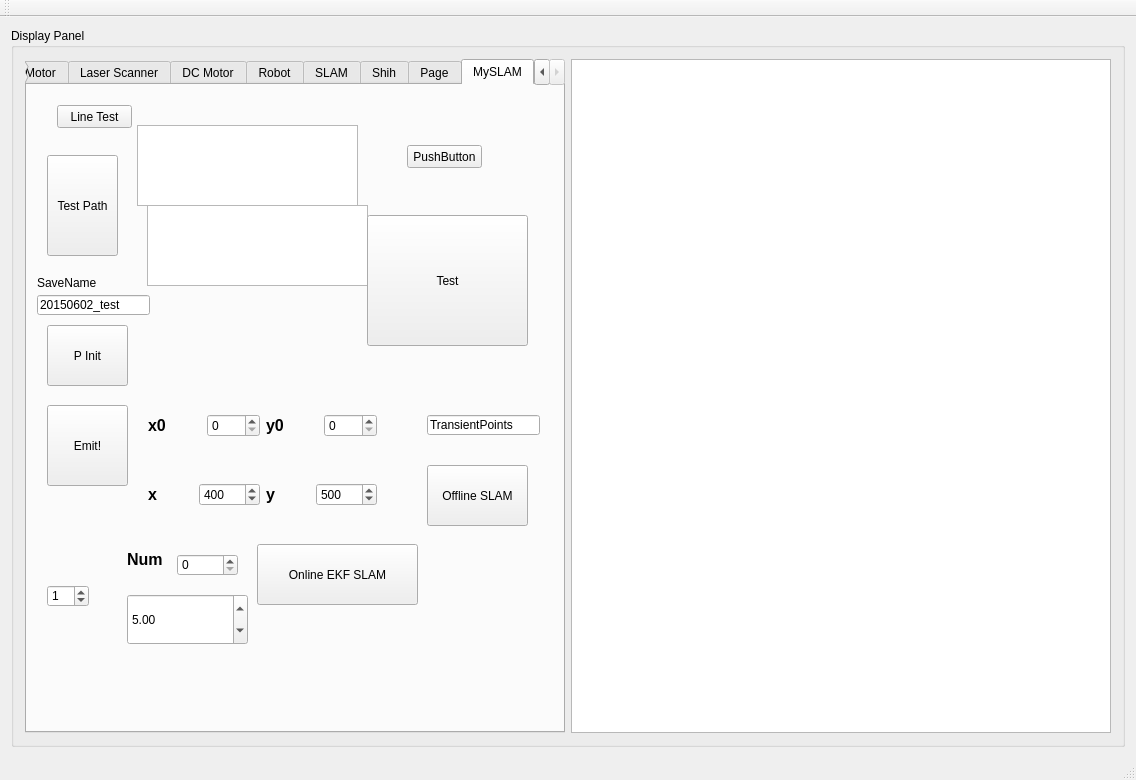
Qt form eic_test.ui (bill-lee/EIC_Final) before a commit.
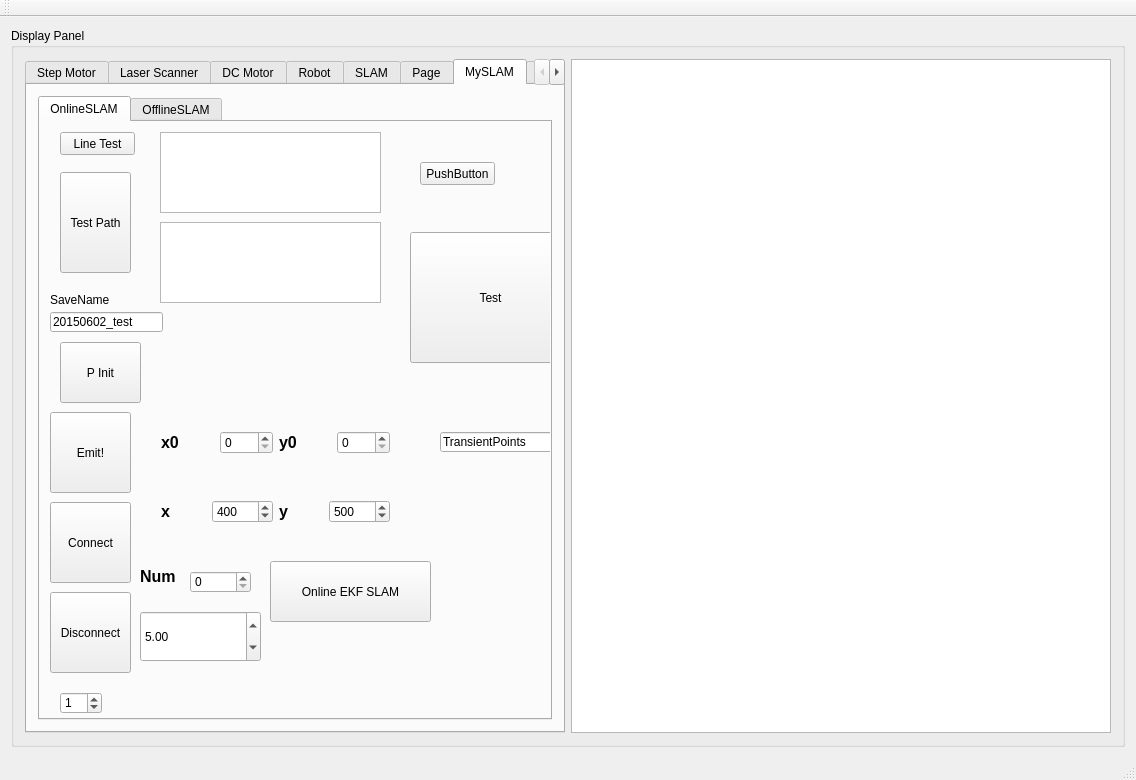
The same form after that commit. The open tabs and pages were chosen to show the change.

```diff
--- a/eic_test.ui
+++ b/eic_test.ui
@@ -14,17 +14,17 @@
    <string>EIC_Test</string>
   </property>
   <widget class="QWidget" name="centralWidget">
-   <layout class="QHBoxLayout" name="horizontalLayout_2">
-    <item>
+   <layout class="QGridLayout" name="gridLayout_2">
+    <item row="0" column="0">
      <widget class="QGroupBox" name="groupBox">
       <property name="title">
        <string>Display Panel</string>
       </property>
-      <layout class="QHBoxLayout" name="horizontalLayout">
-       <item>
+      <layout class="QGridLayout" name="gridLayout_4">
+       <item row="0" column="0">
         <widget class="QTabWidget" name="tabWidget">
          <property name="currentIndex">
-          <number>2</number>
+          <number>3</number>
          </property>
          <widget class="QWidget" name="tab">
           <attribute name="title">
@@ -1485,7 +1485,7 @@
             </rect>
            </property>
            <property name="text">
-            <string>20150525_1_1</string>
+            <string>valid_test</string>
            </property>
           </widget>
           <widget class="QLabel" name="label_robot_filename">
@@ -2205,63 +2205,6 @@
            </property>
           </widget>
          </widget>
-         <widget class="QWidget" name="tab_7">
-          <attribute name="title">
-           <string>Shih</string>
-          </attribute>
-          <widget class="QPushButton" name="pushButton_11">
-           <property name="geometry">
-            <rect>
-             <x>20</x>
-             <y>20</y>
-             <width>201</width>
-             <height>161</height>
-            </rect>
-           </property>
-           <property name="text">
-            <string>Offline SLAM</string>
-           </property>
-          </widget>
-          <widget class="QPushButton" name="pushButton_14">
-           <property name="geometry">
-            <rect>
-             <x>20</x>
-             <y>190</y>
-             <width>201</width>
-             <height>161</height>
-            </rect>
-           </property>
-           <property name="text">
-            <string>Run Robot</string>
-           </property>
-          </widget>
-          <widget class="QPushButton" name="pushButton_15">
-           <property name="geometry">
-            <rect>
-             <x>20</x>
-             <y>490</y>
-             <width>81</width>
-             <height>81</height>
-            </rect>
-           </property>
-           <property name="text">
-            <string>2D ICP</string>
-           </property>
-          </widget>
-          <widget class="QPushButton" name="pushButton_22">
-           <property name="geometry">
-            <rect>
-             <x>20</x>
-             <y>360</y>
-             <width>181</width>
-             <height>111</height>
-            </rect>
-           </property>
-           <property name="text">
-            <string>Grid Map</string>
-           </property>
-          </widget>
-         </widget>
          <widget class="QWidget" name="tab_4">
           <attribute name="title">
            <string>Page</string>
@@ -2269,8 +2212,8 @@
           <widget class="QPushButton" name="pushButton_12">
            <property name="geometry">
             <rect>
-             <x>190</x>
-             <y>320</y>
+             <x>290</x>
+             <y>280</y>
              <width>181</width>
              <height>71</height>
             </rect>
@@ -2285,305 +2228,653 @@
             <string>Take Pic</string>
            </property>
           </widget>
+          <widget class="QPushButton" name="pushButton_15">
+           <property name="geometry">
+            <rect>
+             <x>20</x>
+             <y>490</y>
+             <width>81</width>
+             <height>81</height>
+            </rect>
+           </property>
+           <property name="text">
+            <string>2D ICP</string>
+           </property>
+          </widget>
+          <widget class="QPushButton" name="pushButton_14">
+           <property name="geometry">
+            <rect>
+             <x>20</x>
+             <y>190</y>
+             <width>201</width>
+             <height>161</height>
+            </rect>
+           </property>
+           <property name="text">
+            <string>Run Robot</string>
+           </property>
+          </widget>
+          <widget class="QPushButton" name="pushButton_22">
+           <property name="geometry">
+            <rect>
+             <x>20</x>
+             <y>360</y>
+             <width>181</width>
+             <height>111</height>
+            </rect>
+           </property>
+           <property name="text">
+            <string>Grid Map</string>
+           </property>
+          </widget>
+          <widget class="QPushButton" name="pushButton_11">
+           <property name="geometry">
+            <rect>
+             <x>20</x>
+             <y>20</y>
+             <width>201</width>
+             <height>161</height>
+            </rect>
+           </property>
+           <property name="text">
+            <string>Offline SLAM</string>
+           </property>
+          </widget>
          </widget>
          <widget class="QWidget" name="tab_8">
           <attribute name="title">
            <string>MySLAM</string>
           </attribute>
-          <widget class="QLabel" name="label">
+          <layout class="QGridLayout" name="gridLayout">
+           <item row="0" column="0">
+            <widget class="QTabWidget" name="tabWidget_2">
+             <property name="currentIndex">
+              <number>0</number>
+             </property>
+             <widget class="QWidget" name="tab_7">
+              <attribute name="title">
+               <string>OnlineSLAM</string>
+              </attribute>
+              <widget class="QPushButton" name="pushButton_24">
+               <property name="geometry">
+                <rect>
+                 <x>20</x>
+                 <y>50</y>
+                 <width>71</width>
+                 <height>101</height>
+                </rect>
+               </property>
+               <property name="text">
+                <string>Test Path</string>
+               </property>
+              </widget>
+              <widget class="QLabel" name="label">
+               <property name="geometry">
+                <rect>
+                 <x>100</x>
+                 <y>439</y>
+                 <width>51</width>
+                 <height>31</height>
+                </rect>
+               </property>
+               <property name="text">
+                <string>&lt;html&gt;&lt;head/&gt;&lt;body&gt;&lt;p&gt;&lt;span style=&quot; font-size:12pt; font-weight:600;&quot;&gt;Num&lt;/span&gt;&lt;/p&gt;&lt;/body&gt;&lt;/html&gt;</string>
+               </property>
+              </widget>
+              <widget class="QSpinBox" name="spinBox_slam_sceneNum">
+               <property name="geometry">
+                <rect>
+                 <x>150</x>
+                 <y>449</y>
+                 <width>61</width>
+                 <height>22</height>
+                </rect>
+               </property>
+              </widget>
+              <widget class="QWidget" name="horizontalLayoutWidget">
+               <property name="geometry">
+                <rect>
+                 <x>110</x>
+                 <y>290</y>
+                 <width>251</width>
+                 <height>61</height>
+                </rect>
+               </property>
+               <layout class="QHBoxLayout" name="horizontalLayout_6">
+                <item>
+                 <widget class="QLabel" name="label_24">
+                  <property name="text">
+                   <string>&lt;html&gt;&lt;head/&gt;&lt;body&gt;&lt;p&gt;&lt;span style=&quot; font-size:12pt; font-weight:600;&quot;&gt;x0&lt;/span&gt;&lt;/p&gt;&lt;/body&gt;&lt;/html&gt;</string>
+                  </property>
+                 </widget>
+                </item>
+                <item>
+                 <widget class="QSpinBox" name="spinBox_slam_x0_2"/>
+                </item>
+                <item>
+                 <widget class="QLabel" name="label_28">
+                  <property name="text">
+                   <string>&lt;html&gt;&lt;head/&gt;&lt;body&gt;&lt;p&gt;&lt;span style=&quot; font-size:12pt; font-weight:600;&quot;&gt;y0&lt;/span&gt;&lt;/p&gt;&lt;/body&gt;&lt;/html&gt;</string>
+                  </property>
+                 </widget>
+                </item>
+                <item>
+                 <widget class="QSpinBox" name="spinBox_slam_y0_2"/>
+                </item>
+               </layout>
+              </widget>
+              <widget class="QPushButton" name="pushButton_slam_EKFslam">
+               <property name="geometry">
+                <rect>
+                 <x>230</x>
+                 <y>439</y>
+                 <width>161</width>
+                 <height>61</height>
+                </rect>
+               </property>
+               <property name="text">
+                <string>Online EKF SLAM</string>
+               </property>
+              </widget>
+              <widget class="QLabel" name="label_2">
+               <property name="geometry">
+                <rect>
+                 <x>10</x>
+                 <y>170</y>
+                 <width>81</width>
+                 <height>16</height>
+                </rect>
+               </property>
+               <property name="text">
+                <string>SaveName</string>
+               </property>
+              </widget>
+              <widget class="QPushButton" name="pushButton_26">
+               <property name="geometry">
+                <rect>
+                 <x>20</x>
+                 <y>10</y>
+                 <width>75</width>
+                 <height>23</height>
+                </rect>
+               </property>
+               <property name="text">
+                <string>Line Test</string>
+               </property>
+              </widget>
+              <widget class="QPushButton" name="pushButton_slam_p_init">
+               <property name="geometry">
+                <rect>
+                 <x>20</x>
+                 <y>220</y>
+                 <width>81</width>
+                 <height>61</height>
+                </rect>
+               </property>
+               <property name="text">
+                <string>P Init</string>
+               </property>
+              </widget>
+              <widget class="QPushButton" name="pushButton_25">
+               <property name="geometry">
+                <rect>
+                 <x>380</x>
+                 <y>40</y>
+                 <width>75</width>
+                 <height>23</height>
+                </rect>
+               </property>
+               <property name="text">
+                <string>PushButton</string>
+               </property>
+              </widget>
+              <widget class="QDoubleSpinBox" name="doubleSpinBox">
+               <property name="geometry">
+                <rect>
+                 <x>100</x>
+                 <y>489</y>
+                 <width>121</width>
+                 <height>51</height>
+                </rect>
+               </property>
+               <property name="value">
+                <double>5.000000000000000</double>
+               </property>
+              </widget>
+              <widget class="QSpinBox" name="spinBox_slam_scene">
+               <property name="geometry">
+                <rect>
+                 <x>20</x>
+                 <y>570</y>
+                 <width>42</width>
+                 <height>22</height>
+                </rect>
+               </property>
+               <property name="value">
+                <number>1</number>
+               </property>
+              </widget>
+              <widget class="QTextBrowser" name="textBrowser_slam">
+               <property name="geometry">
+                <rect>
+                 <x>120</x>
+                 <y>10</y>
+                 <width>221</width>
+                 <height>81</height>
+                </rect>
+               </property>
+              </widget>
+              <widget class="QPushButton" name="pushButton_23">
+               <property name="geometry">
+                <rect>
+                 <x>370</x>
+                 <y>110</y>
+                 <width>161</width>
+                 <height>131</height>
+                </rect>
+               </property>
+               <property name="text">
+                <string>Test</string>
+               </property>
+              </widget>
+              <widget class="QLineEdit" name="lineEdit_slam_savename">
+               <property name="geometry">
+                <rect>
+                 <x>10</x>
+                 <y>190</y>
+                 <width>113</width>
+                 <height>20</height>
+                </rect>
+               </property>
+               <property name="text">
+                <string>20150602_test</string>
+               </property>
+              </widget>
+              <widget class="QLineEdit" name="lineEdit_slam_tPoints">
+               <property name="geometry">
+                <rect>
+                 <x>400</x>
+                 <y>310</y>
+                 <width>113</width>
+                 <height>20</height>
+                </rect>
+               </property>
+               <property name="text">
+                <string>TransientPoints</string>
+               </property>
+              </widget>
+              <widget class="QPushButton" name="pushButton_slam_emit">
+               <property name="geometry">
+                <rect>
+                 <x>10</x>
+                 <y>290</y>
+                 <width>81</width>
+                 <height>81</height>
+                </rect>
+               </property>
+               <property name="text">
+                <string>Emit!</string>
+               </property>
+              </widget>
+              <widget class="QTextBrowser" name="textBrowser_slam_2">
+               <property name="geometry">
+                <rect>
+                 <x>120</x>
+                 <y>100</y>
+                 <width>221</width>
+                 <height>81</height>
+                </rect>
+               </property>
+              </widget>
+              <widget class="QWidget" name="horizontalLayoutWidget_2">
+               <property name="geometry">
+                <rect>
+                 <x>110</x>
+                 <y>359</y>
+                 <width>251</width>
+                 <height>61</height>
+                </rect>
+               </property>
+               <layout class="QHBoxLayout" name="horizontalLayout_8">
+                <item>
+                 <widget class="QLabel" name="label_29">
+                  <property name="text">
+                   <string>&lt;html&gt;&lt;head/&gt;&lt;body&gt;&lt;p&gt;&lt;span style=&quot; font-size:12pt; font-weight:600;&quot;&gt;x&lt;/span&gt;&lt;/p&gt;&lt;/body&gt;&lt;/html&gt;</string>
+                  </property>
+                 </widget>
+                </item>
+                <item>
+                 <widget class="QSpinBox" name="spinBox_slam_x_2">
+                  <property name="maximum">
+                   <number>10000</number>
+                  </property>
+                  <property name="value">
+                   <number>400</number>
+                  </property>
+                 </widget>
+                </item>
+                <item>
+                 <widget class="QLabel" name="label_30">
+                  <property name="text">
+                   <string>&lt;html&gt;&lt;head/&gt;&lt;body&gt;&lt;p&gt;&lt;span style=&quot; font-size:12pt; font-weight:600;&quot;&gt;y&lt;/span&gt;&lt;/p&gt;&lt;/body&gt;&lt;/html&gt;</string>
+                  </property>
+                 </widget>
+                </item>
+                <item>
+                 <widget class="QSpinBox" name="spinBox_slam_y_2">
+                  <property name="maximum">
+                   <number>10000</number>
+                  </property>
+                  <property name="value">
+                   <number>500</number>
+                  </property>
+                 </widget>
+                </item>
+               </layout>
+              </widget>
+              <widget class="QPushButton" name="pushButton_slam_connect">
+               <property name="geometry">
+                <rect>
+                 <x>10</x>
+                 <y>380</y>
+                 <width>81</width>
+                 <height>81</height>
+                </rect>
+               </property>
+               <property name="text">
+                <string>Connect</string>
+               </property>
+              </widget>
+              <widget class="QPushButton" name="pushButton_slam_disconnect">
+               <property name="geometry">
+                <rect>
+                 <x>10</x>
+                 <y>470</y>
+                 <width>81</width>
+                 <height>81</height>
+                </rect>
+               </property>
+               <property name="text">
+                <string>Disconnect</string>
+               </property>
+              </widget>
+             </widget>
+             <widget class="QWidget" name="tab_9">
+              <attribute name="title">
+               <string>OfflineSLAM</string>
+              </attribute>
+              <layout class="QGridLayout" name="gridLayout_3">
+               <item row="4" column="2">
+                <widget class="QCheckBox" name="checkBox_slam_offline_is_scene">
+                 <property name="text">
+                  <string>Is Scene?</string>
+                 </property>
+                </widget>
+               </item>
+               <item row="3" column="2">
+                <widget class="QLineEdit" name="lineEdit_slam_offline_numlaser">
+                 <property name="text">
+                  <string>361</string>
+                 </property>
+                </widget>
+               </item>
+               <item row="1" column="2">
+                <widget class="QLineEdit" name="lineEdit_slam_offline_filename">
+                 <property name="text">
+                  <string>20150602_3</string>
+                 </property>
+                </widget>
+               </item>
+               <item row="6" column="0">
+                <spacer name="verticalSpacer">
+                 <property name="orientation">
+                  <enum>Qt::Vertical</enum>
+                 </property>
+                 <property name="sizeHint" stdset="0">
+                  <size>
+                   <width>20</width>
+                   <height>40</height>
+                  </size>
+                 </property>
+                </spacer>
+               </item>
+               <item row="0" column="0">
+                <widget class="QPushButton" name="pushButton_slam_offline_initial">
+                 <property name="text">
+                  <string>Offline SLAM Initial</string>
+                 </property>
+                </widget>
+               </item>
+               <item row="0" column="1">
+                <spacer name="horizontalSpacer">
+                 <property name="orientation">
+                  <enum>Qt::Horizontal</enum>
+                 </property>
+                 <property name="sizeHint" stdset="0">
+                  <size>
+                   <width>40</width>
+                   <height>20</height>
+                  </size>
+                 </property>
+                </spacer>
+               </item>
+               <item row="0" column="2">
+                <widget class="QLabel" name="label_3">
+                 <property name="text">
+                  <string>&lt;html&gt;&lt;head/&gt;&lt;body&gt;&lt;p&gt;&lt;span style=&quot; font-size:14pt; font-weight:600;&quot;&gt;Filename&lt;/span&gt;&lt;/p&gt;&lt;/body&gt;&lt;/html&gt;</string>
+                 </property>
+                </widget>
+               </item>
+               <item row="1" column="0" rowspan="4">
+                <widget class="QPushButton" name="pushButton_slam_offline">
+                 <property name="text">
+                  <string>Offline SLAM</string>
+                 </property>
+                </widget>
+               </item>
+               <item row="2" column="2">
+                <widget class="QLabel" name="label_7">
+                 <property name="text">
+                  <string>&lt;html&gt;&lt;head/&gt;&lt;body&gt;&lt;p&gt;&lt;span style=&quot; font-size:14pt; font-weight:600;&quot;&gt;Laser Num&lt;/span&gt;&lt;/p&gt;&lt;/body&gt;&lt;/html&gt;</string>
+                 </property>
+                </widget>
+               </item>
+               <item row="5" column="2" rowspan="2">
+                <widget class="QGroupBox" name="groupBox_slam_parameters">
+                 <property name="title">
+                  <string>SLAM Parameters</string>
+                 </property>
+                 <layout class="QVBoxLayout" name="verticalLayout_5">
+                  <item>
+                   <widget class="QLabel" name="label_8">
+                    <property name="text">
+                     <string>&lt;html&gt;&lt;head/&gt;&lt;body&gt;&lt;p&gt;&lt;span style=&quot; font-size:14pt; font-weight:600;&quot;&gt;Line Gating&lt;/span&gt;&lt;/p&gt;&lt;/body&gt;&lt;/html&gt;</string>
+                    </property>
+                   </widget>
+                  </item>
+                  <item>
+                   <widget class="QLineEdit" name="lineEdit_slam_linegating">
+                    <property name="text">
+                     <string>0.25</string>
+                    </property>
+                   </widget>
+                  </item>
+                  <item>
+                   <widget class="QLabel" name="label_9">
+                    <property name="text">
+                     <string>&lt;html&gt;&lt;head/&gt;&lt;body&gt;&lt;p&gt;&lt;span style=&quot; font-size:14pt; font-weight:600;&quot;&gt;Corner Gating&lt;/span&gt;&lt;/p&gt;&lt;/body&gt;&lt;/html&gt;</string>
+                    </property>
+                   </widget>
+                  </item>
+                  <item>
+                   <widget class="QLineEdit" name="lineEdit_slam_cornergating">
+                    <property name="text">
+                     <string>0</string>
+                    </property>
+                   </widget>
+                  </item>
+                  <item>
+                   <widget class="QLabel" name="label_10">
+                    <property name="text">
+                     <string>&lt;html&gt;&lt;head/&gt;&lt;body&gt;&lt;p&gt;&lt;span style=&quot; font-size:14pt; font-weight:600;&quot;&gt;Line Size&lt;/span&gt;&lt;/p&gt;&lt;/body&gt;&lt;/html&gt;</string>
+                    </property>
+                   </widget>
+                  </item>
+                  <item>
+                   <widget class="QLineEdit" name="lineEdit_slam_linesize">
+                    <property name="text">
+                     <string>50</string>
+                    </property>
+                   </widget>
+                  </item>
+                  <item>
+                   <widget class="QLabel" name="label_11">
+                    <property name="text">
+                     <string>&lt;html&gt;&lt;head/&gt;&lt;body&gt;&lt;p&gt;&lt;span style=&quot; font-size:14pt; font-weight:600;&quot;&gt;Feature Repeat&lt;/span&gt;&lt;/p&gt;&lt;/body&gt;&lt;/html&gt;</string>
+                    </property>
+                   </widget>
+                  </item>
+                  <item>
+                   <widget class="QLineEdit" name="lineEdit_slam_weight">
+                    <property name="text">
+                     <string>5</string>
+                    </property>
+                   </widget>
+                  </item>
+                  <item>
+                   <spacer name="verticalSpacer_2">
+                    <property name="orientation">
+                     <enum>Qt::Vertical</enum>
+                    </property>
+                    <property name="sizeHint" stdset="0">
+                     <size>
+                      <width>20</width>
+                      <height>40</height>
+                     </size>
+                    </property>
+                   </spacer>
+                  </item>
+                 </layout>
+                </widget>
+               </item>
+              </layout>
+             </widget>
+            </widget>
+           </item>
+          </layout>
+         </widget>
+         <widget class="QWidget" name="tab_10">
+          <attribute name="title">
+           <string>Page</string>
+          </attribute>
+          <widget class="QPushButton" name="pushButton_valid_run">
            <property name="geometry">
             <rect>
-             <x>100</x>
-             <y>459</y>
-             <width>51</width>
-             <height>31</height>
+             <x>40</x>
+             <y>130</y>
+             <width>151</width>
+             <height>111</height>
             </rect>
            </property>
            <property name="text">
-            <string>&lt;html&gt;&lt;head/&gt;&lt;body&gt;&lt;p&gt;&lt;span style=&quot; font-size:12pt; font-weight:600;&quot;&gt;Num&lt;/span&gt;&lt;/p&gt;&lt;/body&gt;&lt;/html&gt;</string>
+            <string>Valid Test</string>
            </property>
           </widget>
-          <widget class="QTextBrowser" name="textBrowser_slam_2">
+          <widget class="QPushButton" name="pushButton_valid_connect">
            <property name="geometry">
             <rect>
-             <x>120</x>
-             <y>120</y>
-             <width>221</width>
-             <height>81</height>
+             <x>40</x>
+             <y>310</y>
+             <width>101</width>
+             <height>61</height>
             </rect>
            </property>
+           <property name="text">
+            <string>Connect</string>
+           </property>
           </widget>
-          <widget class="QDoubleSpinBox" name="doubleSpinBox">
+          <widget class="QPushButton" name="pushButton_valid_disconnect">
            <property name="geometry">
             <rect>
-             <x>100</x>
-             <y>509</y>
-             <width>121</width>
-             <height>51</height>
+             <x>180</x>
+             <y>310</y>
+             <width>101</width>
+             <height>61</height>
             </rect>
            </property>
-           <property name="value">
-            <double>5.000000000000000</double>
+           <property name="text">
+            <string>Disonnect</string>
            </property>
           </widget>
-          <widget class="QPushButton" name="pushButton_slam_EKFslam">
+          <widget class="QPushButton" name="pushButton_valid_re">
            <property name="geometry">
             <rect>
              <x>230</x>
-             <y>459</y>
-             <width>161</width>
-             <height>61</height>
-            </rect>
-           </property>
-           <property name="text">
-            <string>Online EKF SLAM</string>
-           </property>
-          </widget>
-          <widget class="QTextBrowser" name="textBrowser_slam">
-           <property name="geometry">
-            <rect>
-             <x>110</x>
-             <y>40</y>
-             <width>221</width>
-             <height>81</height>
-            </rect>
-           </property>
-          </widget>
-          <widget class="QWidget" name="horizontalLayoutWidget_2">
-           <property name="geometry">
-            <rect>
-             <x>110</x>
-             <y>379</y>
-             <width>251</width>
-             <height>61</height>
-            </rect>
-           </property>
-           <layout class="QHBoxLayout" name="horizontalLayout_7">
-            <item>
-             <widget class="QLabel" name="label_27">
-              <property name="text">
-               <string>&lt;html&gt;&lt;head/&gt;&lt;body&gt;&lt;p&gt;&lt;span style=&quot; font-size:12pt; font-weight:600;&quot;&gt;x&lt;/span&gt;&lt;/p&gt;&lt;/body&gt;&lt;/html&gt;</string>
-              </property>
-             </widget>
-            </item>
-            <item>
-             <widget class="QSpinBox" name="spinBox_slam_x">
-              <property name="maximum">
-               <number>10000</number>
-              </property>
-              <property name="value">
-               <number>400</number>
-              </property>
-             </widget>
-            </item>
-            <item>
-             <widget class="QLabel" name="label_26">
-              <property name="text">
-               <string>&lt;html&gt;&lt;head/&gt;&lt;body&gt;&lt;p&gt;&lt;span style=&quot; font-size:12pt; font-weight:600;&quot;&gt;y&lt;/span&gt;&lt;/p&gt;&lt;/body&gt;&lt;/html&gt;</string>
-              </property>
-             </widget>
-            </item>
-            <item>
-             <widget class="QSpinBox" name="spinBox_slam_y">
-              <property name="maximum">
-               <number>10000</number>
-              </property>
-              <property name="value">
-               <number>500</number>
-              </property>
-             </widget>
-            </item>
-           </layout>
-          </widget>
-          <widget class="QSpinBox" name="spinBox_slam_sceneNum">
-           <property name="geometry">
-            <rect>
-             <x>150</x>
-             <y>469</y>
-             <width>61</width>
-             <height>22</height>
-            </rect>
-           </property>
-          </widget>
-          <widget class="QWidget" name="horizontalLayoutWidget">
-           <property name="geometry">
-            <rect>
-             <x>110</x>
-             <y>310</y>
-             <width>251</width>
-             <height>61</height>
-            </rect>
-           </property>
-           <layout class="QHBoxLayout" name="horizontalLayout_5">
-            <item>
-             <widget class="QLabel" name="label_23">
-              <property name="text">
-               <string>&lt;html&gt;&lt;head/&gt;&lt;body&gt;&lt;p&gt;&lt;span style=&quot; font-size:12pt; font-weight:600;&quot;&gt;x0&lt;/span&gt;&lt;/p&gt;&lt;/body&gt;&lt;/html&gt;</string>
-              </property>
-             </widget>
-            </item>
-            <item>
-             <widget class="QSpinBox" name="spinBox_slam_x0"/>
-            </item>
-            <item>
-             <widget class="QLabel" name="label_25">
-              <property name="text">
-               <string>&lt;html&gt;&lt;head/&gt;&lt;body&gt;&lt;p&gt;&lt;span style=&quot; font-size:12pt; font-weight:600;&quot;&gt;y0&lt;/span&gt;&lt;/p&gt;&lt;/body&gt;&lt;/html&gt;</string>
-              </property>
-             </widget>
-            </item>
-            <item>
-             <widget class="QSpinBox" name="spinBox_slam_y0"/>
-            </item>
-           </layout>
-          </widget>
-          <widget class="QPushButton" name="pushButton_23">
-           <property name="geometry">
-            <rect>
-             <x>340</x>
              <y>130</y>
-             <width>161</width>
-             <height>131</height>
-            </rect>
-           </property>
-           <property name="text">
-            <string>Test</string>
-           </property>
-          </widget>
-          <widget class="QPushButton" name="pushButton_24">
-           <property name="geometry">
-            <rect>
-             <x>20</x>
-             <y>70</y>
-             <width>71</width>
+             <width>131</width>
              <height>101</height>
             </rect>
            </property>
            <property name="text">
-            <string>Test Path</string>
+            <string>ReTry</string>
            </property>
           </widget>
-          <widget class="QPushButton" name="pushButton_25">
+          <widget class="QLineEdit" name="lineEdit_valid_walk_count">
            <property name="geometry">
             <rect>
-             <x>380</x>
-             <y>60</y>
-             <width>75</width>
-             <height>23</height>
+             <x>360</x>
+             <y>290</y>
+             <width>113</width>
+             <height>20</height>
             </rect>
            </property>
            <property name="text">
-            <string>PushButton</string>
+            <string>0</string>
            </property>
           </widget>
-          <widget class="QLineEdit" name="lineEdit_slam_tPoints">
+          <widget class="QLineEdit" name="lineEdit_valid_valid_count">
            <property name="geometry">
             <rect>
-             <x>400</x>
-             <y>330</y>
+             <x>360</x>
+             <y>340</y>
              <width>113</width>
              <height>20</height>
             </rect>
            </property>
            <property name="text">
-            <string>TransientPoints</string>
+            <string>0</string>
            </property>
           </widget>
-          <widget class="QPushButton" name="pushButton_slam_emit">
+          <widget class="QLabel" name="label_12">
            <property name="geometry">
             <rect>
-             <x>20</x>
+             <x>360</x>
+             <y>270</y>
+             <width>71</width>
+             <height>16</height>
+            </rect>
+           </property>
+           <property name="text">
+            <string>Walk_count</string>
+           </property>
+          </widget>
+          <widget class="QLabel" name="label_13">
+           <property name="geometry">
+            <rect>
+             <x>360</x>
              <y>320</y>
              <width>81</width>
-             <height>81</height>
-            </rect>
-           </property>
-           <property name="text">
-            <string>Emit!</string>
-           </property>
-          </widget>
-          <widget class="QPushButton" name="pushButton_slam_p_init">
-           <property name="geometry">
-            <rect>
-             <x>20</x>
-             <y>240</y>
-             <width>81</width>
-             <height>61</height>
-            </rect>
-           </property>
-           <property name="text">
-            <string>P Init</string>
-           </property>
-          </widget>
-          <widget class="QSpinBox" name="spinBox_slam_scene">
-           <property name="geometry">
-            <rect>
-             <x>20</x>
-             <y>500</y>
-             <width>42</width>
-             <height>22</height>
-            </rect>
-           </property>
-           <property name="value">
-            <number>1</number>
-           </property>
-          </widget>
-          <widget class="QPushButton" name="pushButton_26">
-           <property name="geometry">
-            <rect>
-             <x>30</x>
-             <y>20</y>
-             <width>75</width>
-             <height>23</height>
-            </rect>
-           </property>
-           <property name="text">
-            <string>Line Test</string>
-           </property>
-          </widget>
-          <widget class="QLineEdit" name="lineEdit_slam_savename">
-           <property name="geometry">
-            <rect>
-             <x>10</x>
-             <y>210</y>
-             <width>113</width>
-             <height>20</height>
-            </rect>
-           </property>
-           <property name="text">
-            <string>20150602_test</string>
-           </property>
-          </widget>
-          <widget class="QLabel" name="label_2">
-           <property name="geometry">
-            <rect>
-             <x>10</x>
-             <y>190</y>
-             <width>81</width>
              <height>16</height>
             </rect>
            </property>
            <property name="text">
-            <string>SaveName</string>
-           </property>
-          </widget>
-          <widget class="QPushButton" name="pushButton_slam_offline">
-           <property name="geometry">
-            <rect>
-             <x>400</x>
-             <y>380</y>
-             <width>101</width>
-             <height>61</height>
-            </rect>
-           </property>
-           <property name="text">
-            <string>Offline SLAM</string>
+            <string>Valid_count</string>
            </property>
           </widget>
          </widget>
         </widget>
        </item>
-       <item>
+       <item row="0" column="1">
         <widget class="QTextBrowser" name="textBrowser"/>
        </item>
       </layout>
```
